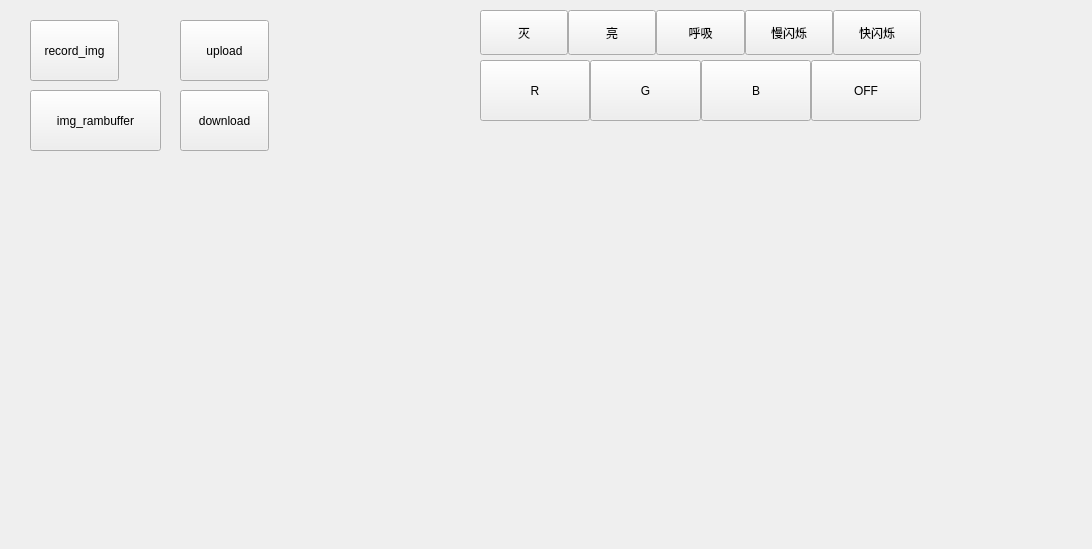
birdman1992/SmartCabinet, file SmartCabinet/FingerPrint/fingerprint.ui: the form before one commit.
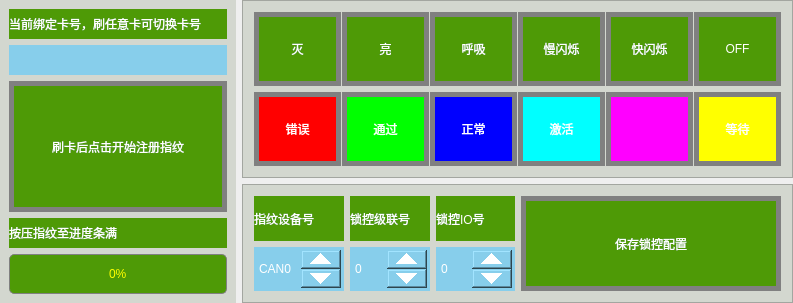
The form after the commit.

Patch:
```diff
--- a/SmartCabinet/FingerPrint/fingerprint.ui
+++ b/SmartCabinet/FingerPrint/fingerprint.ui
@@ -6,73 +6,217 @@
    <rect>
     <x>0</x>
     <y>0</y>
-    <width>1092</width>
-    <height>549</height>
+    <width>793</width>
+    <height>303</height>
    </rect>
   </property>
   <property name="windowTitle">
    <string>FingerPrint</string>
   </property>
-  <widget class="QPushButton" name="test">
-   <property name="geometry">
-    <rect>
-     <x>30</x>
-     <y>90</y>
-     <width>131</width>
-     <height>61</height>
-    </rect>
-   </property>
+  <property name="styleSheet">
+   <string notr="true">QFrame{
+	background-color: rgb(211, 215, 207);
+} </string>
+  </property>
+  <layout class="QHBoxLayout" name="horizontalLayout_5" stretch="3,7">
+   <property name="leftMargin">
+    <number>0</number>
+   </property>
+   <property name="topMargin">
+    <number>0</number>
+   </property>
+   <property name="rightMargin">
+    <number>0</number>
+   </property>
+   <property name="bottomMargin">
+    <number>0</number>
+   </property>
+   <item>
+    <widget class="QFrame" name="verticalFrame">
+     <property name="styleSheet">
+      <string notr="true">QLabel{
+background-color: rgb(78, 154, 6);
+	color: rgb(255, 255, 255);
+	font: 75 11pt &quot;WenQuanYi Micro Hei Mono&quot;;
+}
+
+QProgressBar{border:1px solid grey;
+       height:30;
+       text-align:center;
+       color:rgb(255,255,0);
+       border-radius:5px;
+		background-color: rgb(78, 154, 6);
+}
+
+QProgressBar::chunk{
+       border-radius:5px;
+       border:1px solid black;
+       background-color:skyblue;
+       width:9px;margin:0.5px;
+}
+
+QPushButton{
+		border:5px solid grey;
+		background-color: rgb(78, 154, 6);
+		color: rgb(255, 255, 255);
+		font: 75 11pt &quot;WenQuanYi Micro Hei Mono&quot;;
+}
+QPushButton::pressed{
+		border:5px double grey;
+		background-color: rgb(78, 104, 6);
+		color: rgb(255, 255, 255);
+		font: 75 11pt &quot;WenQuanYi Micro Hei Mono&quot;;
+}
+</string>
+     </property>
+     <layout class="QVBoxLayout" name="verticalLayout">
+      <property name="leftMargin">
+       <number>9</number>
+      </property>
+      <property name="topMargin">
+       <number>9</number>
+      </property>
+      <property name="rightMargin">
+       <number>9</number>
+      </property>
+      <property name="bottomMargin">
+       <number>9</number>
+      </property>
+      <item>
+       <widget class="QLabel" name="label">
+        <property name="sizePolicy">
+         <sizepolicy hsizetype="Preferred" vsizetype="Fixed">
+          <horstretch>0</horstretch>
+          <verstretch>0</verstretch>
+         </sizepolicy>
+        </property>
+        <property name="minimumSize">
+         <size>
+          <width>0</width>
+          <height>30</height>
+         </size>
+        </property>
    <property name="text">
-    <string>img_rambuffer</string>
-   </property>
-  </widget>
-  <widget class="QPushButton" name="test_upload">
-   <property name="geometry">
-    <rect>
-     <x>180</x>
-     <y>20</y>
-     <width>89</width>
-     <height>61</height>
-    </rect>
-   </property>
+         <string>当前绑定卡号，刷任意卡可切换卡号</string>
+        </property>
+       </widget>
+      </item>
+      <item>
+       <widget class="QLabel" name="cardId">
+        <property name="sizePolicy">
+         <sizepolicy hsizetype="Preferred" vsizetype="Fixed">
+          <horstretch>0</horstretch>
+          <verstretch>0</verstretch>
+         </sizepolicy>
+        </property>
+        <property name="minimumSize">
+         <size>
+          <width>0</width>
+          <height>30</height>
+         </size>
+        </property>
+        <property name="styleSheet">
+         <string notr="true">background-color: skyblue;
+color: rgb(255, 255, 255);
+	font: 75 11pt &quot;WenQuanYi Micro Hei Mono&quot;;</string>
+        </property>
    <property name="text">
-    <string>upload</string>
-   </property>
-  </widget>
-  <widget class="QPushButton" name="test_download">
-   <property name="geometry">
-    <rect>
-     <x>180</x>
-     <y>90</y>
-     <width>89</width>
-     <height>61</height>
-    </rect>
-   </property>
+         <string/>
+        </property>
+       </widget>
+      </item>
+      <item>
+       <widget class="QPushButton" name="reg">
+        <property name="sizePolicy">
+         <sizepolicy hsizetype="Minimum" vsizetype="Preferred">
+          <horstretch>0</horstretch>
+          <verstretch>0</verstretch>
+         </sizepolicy>
+        </property>
+        <property name="focusPolicy">
+         <enum>Qt::NoFocus</enum>
+        </property>
    <property name="text">
-    <string>download</string>
-   </property>
-  </widget>
-  <widget class="QPushButton" name="test_2">
-   <property name="geometry">
-    <rect>
-     <x>30</x>
-     <y>20</y>
-     <width>89</width>
-     <height>61</height>
-    </rect>
-   </property>
+         <string>刷卡后点击开始注册指纹</string>
+        </property>
+       </widget>
+      </item>
+      <item>
+       <widget class="QLabel" name="msg">
+        <property name="sizePolicy">
+         <sizepolicy hsizetype="Preferred" vsizetype="Fixed">
+          <horstretch>0</horstretch>
+          <verstretch>0</verstretch>
+         </sizepolicy>
+        </property>
+        <property name="minimumSize">
+         <size>
+          <width>0</width>
+          <height>30</height>
+         </size>
+        </property>
    <property name="text">
-    <string>record_img</string>
-   </property>
-  </widget>
+         <string>按压指纹至进度条满</string>
+        </property>
+       </widget>
+      </item>
+      <item>
+       <widget class="QProgressBar" name="reg_progress">
+        <property name="sizePolicy">
+         <sizepolicy hsizetype="Expanding" vsizetype="Preferred">
+          <horstretch>0</horstretch>
+          <verstretch>0</verstretch>
+         </sizepolicy>
+        </property>
+        <property name="maximumSize">
+         <size>
+          <width>16777215</width>
+          <height>40</height>
+         </size>
+        </property>
+        <property name="maximum">
+         <number>3</number>
+        </property>
+        <property name="value">
+         <number>0</number>
+        </property>
+        <property name="format">
+         <string>%p%</string>
+        </property>
+       </widget>
+      </item>
+     </layout>
+    </widget>
+   </item>
+   <item>
+    <layout class="QVBoxLayout" name="verticalLayout_3" stretch="6,4">
+     <property name="topMargin">
+      <number>0</number>
+     </property>
+     <item>
+      <widget class="QFrame" name="frame_4">
+       <property name="frameShape">
+        <enum>QFrame::StyledPanel</enum>
+       </property>
+       <property name="frameShadow">
+        <enum>QFrame::Raised</enum>
+       </property>
+       <layout class="QVBoxLayout" name="verticalLayout_2">
+        <item>
   <widget class="QFrame" name="frame">
-   <property name="geometry">
-    <rect>
-     <x>480</x>
-     <y>10</y>
-     <width>441</width>
-     <height>45</height>
-    </rect>
+          <property name="styleSheet">
+           <string notr="true">QPushButton{
+		border:5px solid grey;
+		background-color: rgb(78, 154, 6);
+		color: rgb(255, 255, 255);
+		font: 75 11pt &quot;WenQuanYi Micro Hei Mono&quot;;
+}
+QPushButton::pressed{
+		border:5px double grey;
+		background-color: rgb(78, 104, 6);
+		color: rgb(255, 255, 255);
+		font: 75 11pt &quot;WenQuanYi Micro Hei Mono&quot;;
+}</string>
    </property>
    <property name="frameShape">
     <enum>QFrame::NoFrame</enum>
@@ -82,7 +226,7 @@
    </property>
    <layout class="QHBoxLayout" name="horizontalLayout">
     <property name="spacing">
-     <number>0</number>
+            <number>1</number>
     </property>
     <property name="leftMargin">
      <number>0</number>
@@ -191,17 +335,27 @@
       </property>
      </widget>
     </item>
-   </layout>
-  </widget>
+           <item>
+            <widget class="QPushButton" name="led_off">
+             <property name="sizePolicy">
+              <sizepolicy hsizetype="Preferred" vsizetype="Preferred">
+               <horstretch>0</horstretch>
+               <verstretch>0</verstretch>
+              </sizepolicy>
+             </property>
+             <property name="focusPolicy">
+              <enum>Qt::NoFocus</enum>
+             </property>
+             <property name="text">
+              <string>OFF</string>
+             </property>
+            </widget>
+           </item>
+          </layout>
+         </widget>
+        </item>
+        <item>
   <widget class="QFrame" name="frame_2">
-   <property name="geometry">
-    <rect>
-     <x>480</x>
-     <y>60</y>
-     <width>441</width>
-     <height>61</height>
-    </rect>
-   </property>
    <property name="frameShape">
     <enum>QFrame::NoFrame</enum>
    </property>
@@ -210,7 +364,7 @@
    </property>
    <layout class="QHBoxLayout" name="horizontalLayout_2">
     <property name="spacing">
-     <number>0</number>
+            <number>1</number>
     </property>
     <property name="leftMargin">
      <number>0</number>
@@ -232,8 +386,25 @@
         <verstretch>0</verstretch>
        </sizepolicy>
       </property>
+             <property name="focusPolicy">
+              <enum>Qt::NoFocus</enum>
+             </property>
+             <property name="styleSheet">
+              <string notr="true">QPushButton{
+		border:5px solid grey;
+		background-color: rgb(255, 0, 0);
+		color: rgb(255, 255, 255);
+		font: 75 11pt &quot;WenQuanYi Micro Hei Mono&quot;;
+}
+QPushButton::pressed{
+		border:5px double grey;
+		background-color: rgb(255, 0, 0);
+		color: rgb(255, 255, 255);
+		font: 75 11pt &quot;WenQuanYi Micro Hei Mono&quot;;
+}</string>
+             </property>
       <property name="text">
-       <string>R</string>
+              <string>错误</string>
       </property>
       <property name="checkable">
        <bool>true</bool>
@@ -251,8 +422,26 @@
         <verstretch>0</verstretch>
        </sizepolicy>
       </property>
+             <property name="focusPolicy">
+              <enum>Qt::NoFocus</enum>
+             </property>
+             <property name="styleSheet">
+              <string notr="true">
+QPushButton{
+		border:5px solid grey;
+		background-color: rgb(0, 255, 0);
+		color: rgb(255, 255, 255);
+		font: 75 11pt &quot;WenQuanYi Micro Hei Mono&quot;;
+}
+QPushButton::pressed{
+		border:5px double grey;
+		background-color: rgb(0, 255, 0);
+		color: rgb(255, 255, 255);
+		font: 75 11pt &quot;WenQuanYi Micro Hei Mono&quot;;
+}</string>
+             </property>
       <property name="text">
-       <string>G</string>
+              <string>通过</string>
       </property>
       <property name="checkable">
        <bool>true</bool>
@@ -270,8 +459,26 @@
         <verstretch>0</verstretch>
        </sizepolicy>
       </property>
+             <property name="focusPolicy">
+              <enum>Qt::NoFocus</enum>
+             </property>
+             <property name="styleSheet">
+              <string notr="true">
+QPushButton{
+		border:5px solid grey;
+		background-color: rgb(0, 0, 255);
+		color: rgb(255, 255, 255);
+		font: 75 11pt &quot;WenQuanYi Micro Hei Mono&quot;;
+}
+QPushButton::pressed{
+		border:5px double grey;
+		background-color: rgb(0, 0, 255);
+		color: rgb(255, 255, 255);
+		font: 75 11pt &quot;WenQuanYi Micro Hei Mono&quot;;
+}</string>
+             </property>
       <property name="text">
-       <string>B</string>
+              <string>正常</string>
       </property>
       <property name="checkable">
        <bool>true</bool>
@@ -282,20 +489,271 @@
      </widget>
     </item>
     <item>
-     <widget class="QPushButton" name="led_off">
+            <widget class="QPushButton" name="led_r_2">
       <property name="sizePolicy">
        <sizepolicy hsizetype="Preferred" vsizetype="Preferred">
         <horstretch>0</horstretch>
         <verstretch>0</verstretch>
        </sizepolicy>
       </property>
+             <property name="focusPolicy">
+              <enum>Qt::NoFocus</enum>
+             </property>
+             <property name="styleSheet">
+              <string notr="true">
+QPushButton{
+		border:5px solid grey;
+		background-color: rgb(0, 255, 255);
+		color: rgb(255, 255, 255);
+		font: 75 11pt &quot;WenQuanYi Micro Hei Mono&quot;;
+}
+QPushButton::pressed{
+		border:5px double grey;
+		background-color: rgb(0, 255, 255);
+		color: rgb(255, 255, 255);
+		font: 75 11pt &quot;WenQuanYi Micro Hei Mono&quot;;
+}</string>
+             </property>
       <property name="text">
-       <string>OFF</string>
-      </property>
-     </widget>
-    </item>
-   </layout>
-  </widget>
+              <string>激活</string>
+             </property>
+             <property name="checkable">
+              <bool>true</bool>
+             </property>
+             <property name="autoExclusive">
+              <bool>true</bool>
+             </property>
+            </widget>
+           </item>
+           <item>
+            <widget class="QPushButton" name="led_g_2">
+             <property name="sizePolicy">
+              <sizepolicy hsizetype="Preferred" vsizetype="Preferred">
+               <horstretch>0</horstretch>
+               <verstretch>0</verstretch>
+              </sizepolicy>
+             </property>
+             <property name="focusPolicy">
+              <enum>Qt::NoFocus</enum>
+             </property>
+             <property name="styleSheet">
+              <string notr="true">
+QPushButton{
+		border:5px solid grey;
+		background-color: rgb(255, 0, 255);
+		color: rgb(255, 255, 255);
+		font: 75 11pt &quot;WenQuanYi Micro Hei Mono&quot;;
+}
+QPushButton::pressed{
+		border:5px double grey;
+		background-color: rgb(255, 0, 255);
+		color: rgb(255, 255, 255);
+		font: 75 11pt &quot;WenQuanYi Micro Hei Mono&quot;;
+}</string>
+             </property>
+             <property name="text">
+              <string/>
+             </property>
+             <property name="checkable">
+              <bool>true</bool>
+             </property>
+             <property name="autoExclusive">
+              <bool>true</bool>
+             </property>
+            </widget>
+           </item>
+           <item>
+            <widget class="QPushButton" name="led_b_2">
+             <property name="sizePolicy">
+              <sizepolicy hsizetype="Preferred" vsizetype="Preferred">
+               <horstretch>0</horstretch>
+               <verstretch>0</verstretch>
+              </sizepolicy>
+             </property>
+             <property name="focusPolicy">
+              <enum>Qt::NoFocus</enum>
+             </property>
+             <property name="styleSheet">
+              <string notr="true">
+QPushButton{
+		border:5px solid grey;
+		background-color: rgb(255, 255, 0);
+		color: rgb(255, 255, 255);
+		font: 75 11pt &quot;WenQuanYi Micro Hei Mono&quot;;
+}
+QPushButton::pressed{
+		border:5px double grey;
+		background-color: rgb(255, 255, 0);
+		color: rgb(255, 255, 255);
+		font: 75 11pt &quot;WenQuanYi Micro Hei Mono&quot;;
+}</string>
+             </property>
+             <property name="text">
+              <string>等待</string>
+             </property>
+             <property name="checkable">
+              <bool>true</bool>
+             </property>
+             <property name="autoExclusive">
+              <bool>true</bool>
+             </property>
+            </widget>
+           </item>
+          </layout>
+         </widget>
+        </item>
+       </layout>
+      </widget>
+     </item>
+     <item>
+      <widget class="QFrame" name="frame_3">
+       <property name="styleSheet">
+        <string notr="true">QSpinBox{
+background-color: skyblue;
+color: rgb(255, 255, 255);
+font: 75 11pt &quot;WenQuanYi Micro Hei Mono&quot;;
+}
+QSpinBox::up-button{
+	width:40px;
+}
+QSpinBox::down-button{
+	width:40px;
+}
+QLabel{
+background-color: rgb(78, 154, 6);
+	color: rgb(255, 255, 255);
+	font: 75 11pt &quot;WenQuanYi Micro Hei Mono&quot;;
+}
+	
+
+
+</string>
+       </property>
+       <property name="frameShape">
+        <enum>QFrame::StyledPanel</enum>
+       </property>
+       <property name="frameShadow">
+        <enum>QFrame::Raised</enum>
+       </property>
+       <layout class="QHBoxLayout" name="horizontalLayout_4">
+        <item>
+         <layout class="QGridLayout" name="gridLayout_2">
+          <item row="0" column="0">
+           <widget class="QLabel" name="label_2">
+            <property name="text">
+             <string>指纹设备号</string>
+            </property>
+           </widget>
+          </item>
+          <item row="0" column="2">
+           <widget class="QLabel" name="label_4">
+            <property name="text">
+             <string>锁控IO号</string>
+            </property>
+           </widget>
+          </item>
+          <item row="0" column="1">
+           <widget class="QLabel" name="label_3">
+            <property name="text">
+             <string>锁控级联号</string>
+            </property>
+           </widget>
+          </item>
+          <item row="1" column="0">
+           <widget class="QSpinBox" name="spin_can">
+            <property name="sizePolicy">
+             <sizepolicy hsizetype="Minimum" vsizetype="Preferred">
+              <horstretch>0</horstretch>
+              <verstretch>0</verstretch>
+             </sizepolicy>
+            </property>
+            <property name="focusPolicy">
+             <enum>Qt::NoFocus</enum>
+            </property>
+            <property name="wrapping">
+             <bool>true</bool>
+            </property>
+            <property name="prefix">
+             <string>CAN</string>
+            </property>
+            <property name="maximum">
+             <number>15</number>
+            </property>
+           </widget>
+          </item>
+          <item row="1" column="1">
+           <widget class="QSpinBox" name="spin_seq">
+            <property name="sizePolicy">
+             <sizepolicy hsizetype="Minimum" vsizetype="Preferred">
+              <horstretch>0</horstretch>
+              <verstretch>0</verstretch>
+             </sizepolicy>
+            </property>
+            <property name="focusPolicy">
+             <enum>Qt::NoFocus</enum>
+            </property>
+            <property name="wrapping">
+             <bool>true</bool>
+            </property>
+            <property name="maximum">
+             <number>15</number>
+            </property>
+           </widget>
+          </item>
+          <item row="1" column="2">
+           <widget class="QSpinBox" name="spin_index">
+            <property name="sizePolicy">
+             <sizepolicy hsizetype="Minimum" vsizetype="Preferred">
+              <horstretch>0</horstretch>
+              <verstretch>0</verstretch>
+             </sizepolicy>
+            </property>
+            <property name="focusPolicy">
+             <enum>Qt::NoFocus</enum>
+            </property>
+            <property name="wrapping">
+             <bool>true</bool>
+            </property>
+            <property name="maximum">
+             <number>15</number>
+            </property>
+           </widget>
+          </item>
+         </layout>
+        </item>
+        <item>
+         <widget class="QPushButton" name="save_config">
+          <property name="sizePolicy">
+           <sizepolicy hsizetype="Minimum" vsizetype="Preferred">
+            <horstretch>0</horstretch>
+            <verstretch>0</verstretch>
+           </sizepolicy>
+          </property>
+          <property name="styleSheet">
+           <string notr="true">QPushButton{
+		border:5px solid grey;
+		background-color: rgb(78, 154, 6);
+		color: rgb(255, 255, 255);
+		font: 75 11pt &quot;WenQuanYi Micro Hei Mono&quot;;
+}
+QPushButton::pressed{
+		border:5px double grey;
+		background-color: rgb(78, 104, 6);
+		color: rgb(255, 255, 255);
+		font: 75 11pt &quot;WenQuanYi Micro Hei Mono&quot;;
+}</string>
+          </property>
+          <property name="text">
+           <string>保存锁控配置</string>
+          </property>
+         </widget>
+        </item>
+       </layout>
+      </widget>
+     </item>
+    </layout>
+   </item>
+  </layout>
  </widget>
  <layoutdefault spacing="6" margin="11"/>
  <resources/>
```
Left out of the diff: 15 changed lines with no effect on the pictures. Lines whose indentation alone changed are shown as unchanged.
